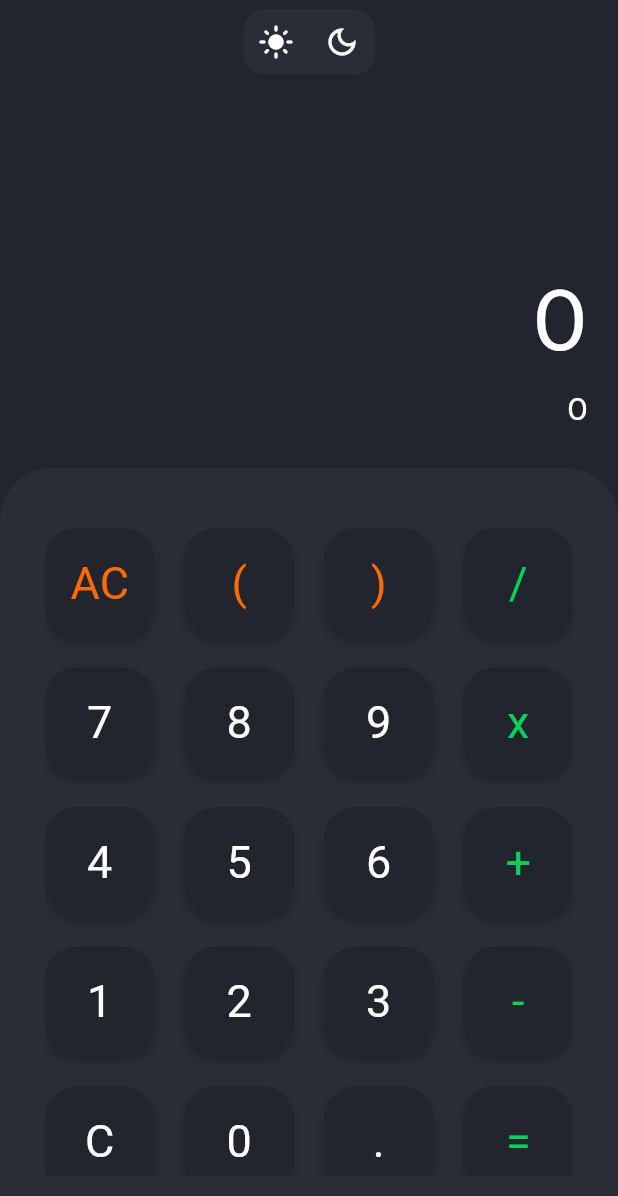
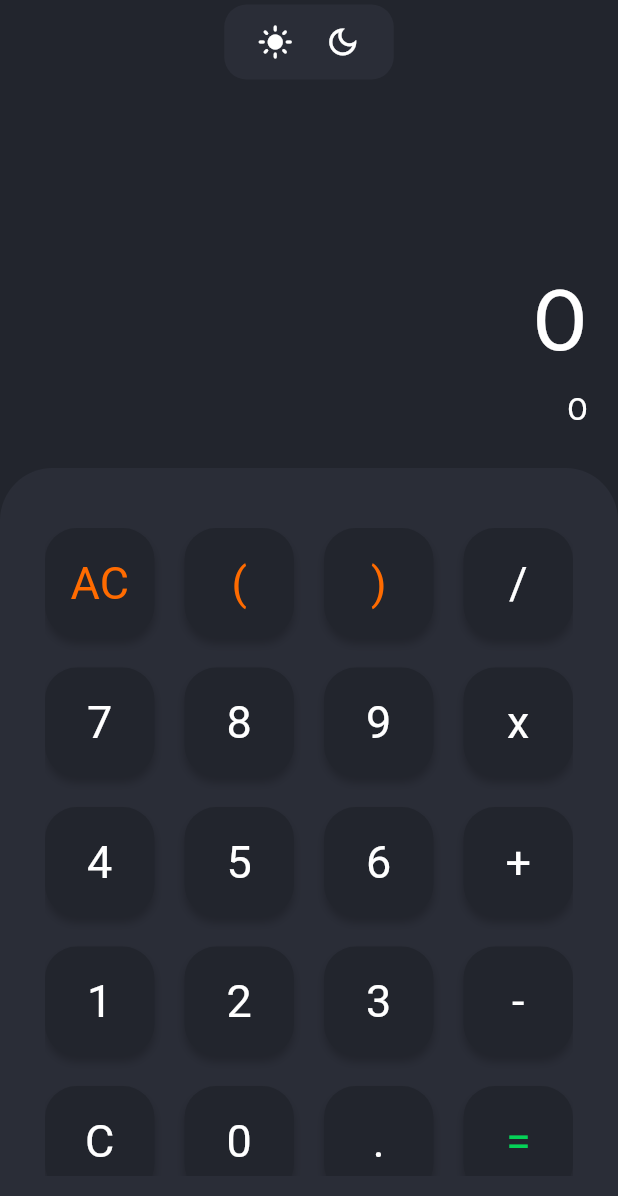
Before and after one commit to GoldenOkey-Nwala/flutter-calculator, a Flutter app: the screen it shows after launch, on a phone screen of 412 x 824 dp. Shown: the top 1196 px of the screen. Run offline on Flutter 3.47's test engine with Material 2 defaults, Android fonts, the phone set to English and light mode, and no system bars; our stand-ins replace math_expressions.

Commit message:
UI update

```diff
--- a/lib/calculator_screen.dart
+++ b/lib/calculator_screen.dart
@@ -26,7 +26,10 @@ class _CalculatorScreenState extends State<CalculatorScreen> {
         centerTitle: true,
         backgroundColor: darkMode ? dark : white,
         title: Container(
-          padding: const EdgeInsets.all(10),
+          padding: const EdgeInsets.symmetric(
+            vertical: 13,
+            horizontal: 22,
+          ),
           decoration: BoxDecoration(
             color: darkMode ? lightDark : grey,
             borderRadius: BorderRadius.circular(15),
@@ -46,7 +49,7 @@ class _CalculatorScreenState extends State<CalculatorScreen> {
                   color: darkMode ? white : dark,
                 ),
               ),
-              widthSpace(20),
+              widthSpace(21),
               InkWell(
                 onTap: () {
                   setState(() {
```
Also changed, not shown: lib/components/button_list.dart (+4 -4 lines), 2 other files.
